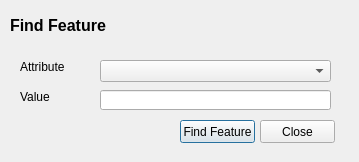
First picture: the form in qt/dlg_search_feature.ui, repository gem/sidd, before the edit.
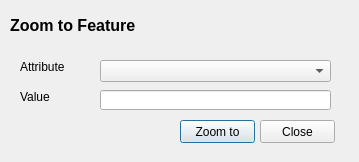
Second picture: the form after the edit.

Patch:
```diff
--- a/qt/dlg_search_feature.ui
+++ b/qt/dlg_search_feature.ui
@@ -30,7 +30,7 @@
     </font>
    </property>
    <property name="text">
-    <string>Find Feature</string>
+    <string>Zoom to Feature</string>
    </property>
   </widget>
   <widget class="QPushButton" name="btn_find">
@@ -43,7 +43,7 @@
     </rect>
    </property>
    <property name="text">
-    <string>Find Feature</string>
+    <string>Zoom to</string>
    </property>
   </widget>
   <widget class="QPushButton" name="btn_close">
```
Left out of the diff: 2 changed lines with no effect on the pictures.
